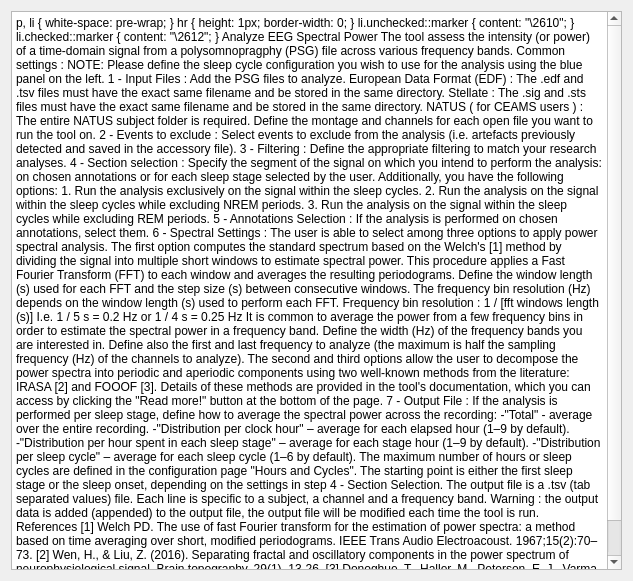
This is tools/CEAMSTools/PowerSpectralAnalysis/IntroStep/Ui_IntroStep.ui in SnoozToolbox/snooz-package-ceams as Qt 5 draws it before an edit. The edited form follows.
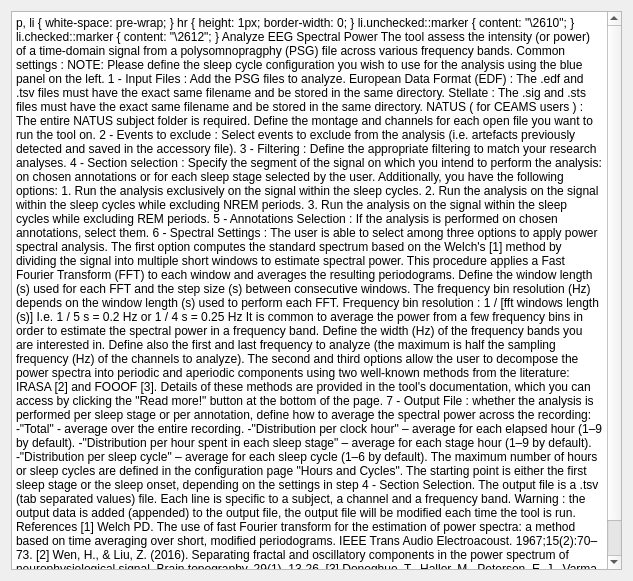
This is the edited form.

Commit message: Some small UI modifications for Power Spectral Analysis and Sleep Report tools

```diff
--- a/tools/CEAMSTools/PowerSpectralAnalysis/IntroStep/Ui_IntroStep.ui
+++ b/tools/CEAMSTools/PowerSpectralAnalysis/IntroStep/Ui_IntroStep.ui
@@ -79,7 +79,7 @@
 &lt;p style=&quot; margin-top:0px; margin-bottom:0px; margin-left:0px; margin-right:0px; -qt-block-indent:0; text-indent:0px;&quot;&gt;The &lt;span style=&quot; font-weight:700;&quot;&gt;second&lt;/span&gt; and &lt;span style=&quot; font-weight:700;&quot;&gt;third&lt;/span&gt; options allow the user to decompose the power spectra into periodic and aperiodic components using two well-known methods from the literature: IRASA [2] and FOOOF [3]. Details of these methods are provided in the tool's documentation, which you can access by clicking the &amp;quot;Read more!&amp;quot; button at the bottom of the page.&lt;/p&gt;
 &lt;p style=&quot;-qt-paragraph-type:empty; margin-top:0px; margin-bottom:0px; margin-left:0px; margin-right:0px; -qt-block-indent:0; text-indent:0px;&quot;&gt;&lt;br /&gt;&lt;/p&gt;
 &lt;p style=&quot; margin-top:0px; margin-bottom:0px; margin-left:0px; margin-right:0px; -qt-block-indent:0; text-indent:0px;&quot;&gt;&lt;span style=&quot; text-decoration: underline;&quot;&gt;7 - Output File :&lt;/span&gt;&lt;/p&gt;
-&lt;p style=&quot; margin-top:0px; margin-bottom:0px; margin-left:0px; margin-right:0px; -qt-block-indent:0; text-indent:0px;&quot;&gt;If the analysis is performed per sleep stage, define how to average the spectral power across the recording:&lt;/p&gt;
+&lt;p style=&quot; margin-top:0px; margin-bottom:0px; margin-left:0px; margin-right:0px; -qt-block-indent:0; text-indent:0px;&quot;&gt;whether the analysis is performed per sleep stage or per annotation, define how to average the spectral power across the recording:&lt;/p&gt;
 &lt;p style=&quot; margin-top:0px; margin-bottom:0px; margin-left:0px; margin-right:0px; -qt-block-indent:0; text-indent:0px;&quot;&gt;-&amp;quot;Total&amp;quot; - average over the entire recording.&lt;/p&gt;
 &lt;p style=&quot; margin-top:0px; margin-bottom:0px; margin-left:0px; margin-right:0px; -qt-block-indent:0; text-indent:0px;&quot;&gt;-&amp;quot;Distribution per clock hour&amp;quot; – average for each elapsed hour (1–9 by default).&lt;/p&gt;
 &lt;p style=&quot; margin-top:0px; margin-bottom:0px; margin-left:0px; margin-right:0px; -qt-block-indent:0; text-indent:0px;&quot;&gt;-&amp;quot;Distribution per hour spent in each sleep stage&amp;quot; – average for each stage hour (1–9 by default).&lt;/p&gt;
```
The commit also changes 5 other files.
